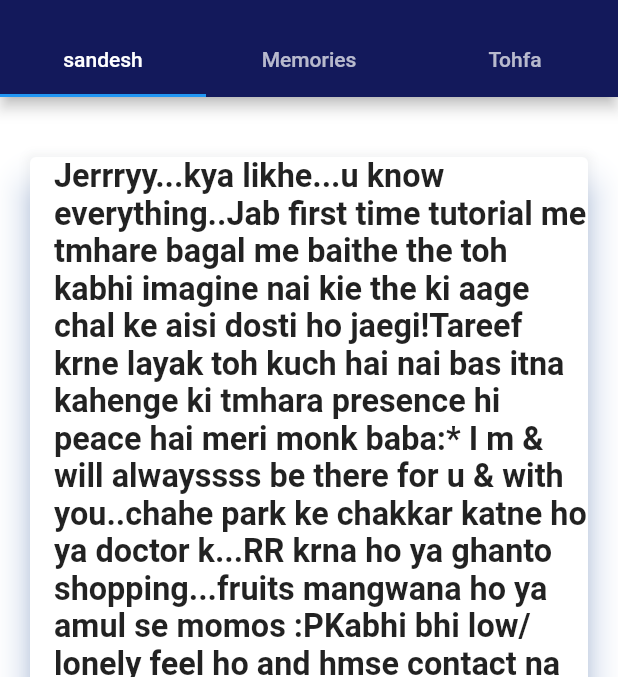
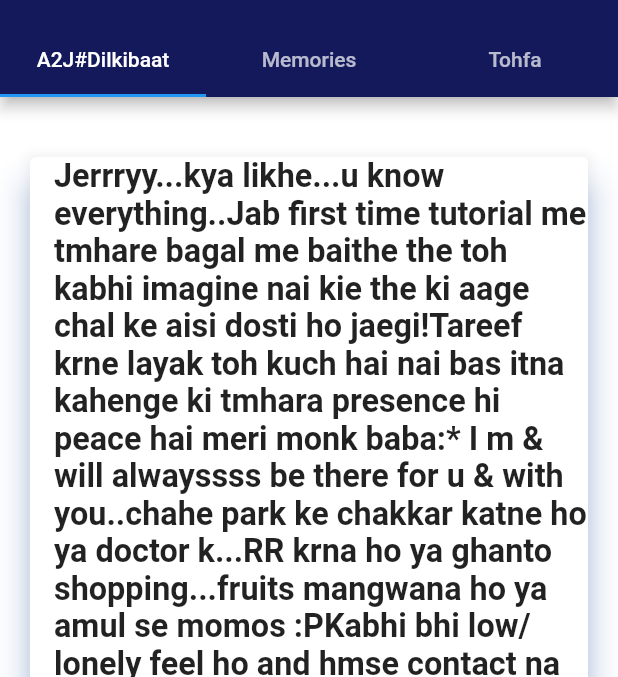
Before and after one commit to khetan15/JerryApp, a Flutter app: the screen it shows after launch, after a tap on the "play circle outline" icon, on a phone screen of 412 x 824 dp, the part 59-736 px from its top. Run offline on Flutter 3.47's test engine with Material 2 defaults, Android fonts, the phone set to English and light mode, and no system bars; our stand-ins replace confetti, flutter_custom_clippers, flutter_icons, video_player.

```diff
--- a/lib/NextScreen.dart
+++ b/lib/NextScreen.dart
@@ -19,7 +19,7 @@ class NextScreen extends StatelessWidget {
 
             bottom: TabBar(tabs: [
               Tab(
-                text: "sandesh",
+                text: "A2J#Dilkibaat",
               ),
               Tab(
                 text: "Memories",
```
